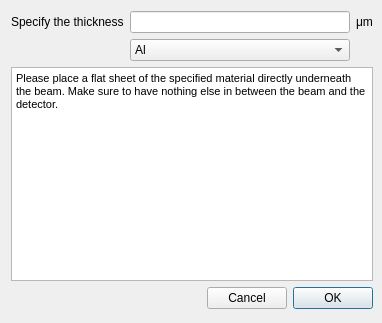
Old version of the form SpidrMpx3Eq/qcstmBHdialog.ui in the repository navrit/dexter.
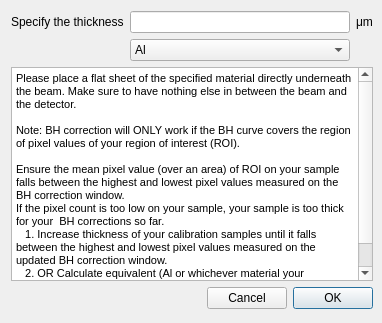
New version of the form.

Commit message: Updated BH correction text

Patch:
```diff
--- a/SpidrMpx3Eq/qcstmBHdialog.ui
+++ b/SpidrMpx3Eq/qcstmBHdialog.ui
@@ -101,7 +101,14 @@
 &lt;html&gt;&lt;head&gt;&lt;meta name=&quot;qrichtext&quot; content=&quot;1&quot; /&gt;&lt;style type=&quot;text/css&quot;&gt;
 p, li { white-space: pre-wrap; }
 &lt;/style&gt;&lt;/head&gt;&lt;body style=&quot; font-family:'Sans Serif'; font-size:9pt; font-weight:400; font-style:normal;&quot;&gt;
-&lt;p style=&quot; margin-top:0px; margin-bottom:0px; margin-left:0px; margin-right:0px; -qt-block-indent:0; text-indent:0px;&quot;&gt;&lt;span style=&quot; font-family:'MS Shell Dlg 2'; font-size:8.25pt;&quot;&gt;Please place a flat sheet of the specified material directly underneath the beam. Make sure to have nothing else in between the beam and the detector.&lt;/span&gt;&lt;/p&gt;&lt;/body&gt;&lt;/html&gt;</string>
+&lt;p style=&quot; margin-top:0px; margin-bottom:0px; margin-left:0px; margin-right:0px; -qt-block-indent:0; text-indent:0px;&quot;&gt;&lt;span style=&quot; font-family:'MS Shell Dlg 2'; font-size:8.25pt;&quot;&gt;Please place a flat sheet of the specified material directly underneath the beam. Make sure to have nothing else in between the beam and the detector.&lt;/span&gt;&lt;/p&gt;
+&lt;p style=&quot;-qt-paragraph-type:empty; margin-top:0px; margin-bottom:0px; margin-left:0px; margin-right:0px; -qt-block-indent:0; text-indent:0px; font-family:'MS Shell Dlg 2'; font-size:8.25pt;&quot;&gt;&lt;br /&gt;&lt;/p&gt;
+&lt;p style=&quot; margin-top:0px; margin-bottom:0px; margin-left:0px; margin-right:0px; -qt-block-indent:0; text-indent:0px;&quot;&gt;&lt;span style=&quot; font-family:'MS Shell Dlg 2'; font-size:8.25pt;&quot;&gt;Note: BH correction will ONLY work if the BH curve covers the region of pixel values of your region of interest (ROI).&lt;/span&gt;&lt;/p&gt;
+&lt;p style=&quot;-qt-paragraph-type:empty; margin-top:0px; margin-bottom:0px; margin-left:0px; margin-right:0px; -qt-block-indent:0; text-indent:0px; font-family:'MS Shell Dlg 2'; font-size:8.25pt;&quot;&gt;&lt;br /&gt;&lt;/p&gt;
+&lt;p style=&quot; margin-top:0px; margin-bottom:0px; margin-left:0px; margin-right:0px; -qt-block-indent:0; text-indent:0px;&quot;&gt;&lt;span style=&quot; font-family:'MS Shell Dlg 2'; font-size:8.25pt;&quot;&gt;Ensure the mean pixel value (over an area) of ROI on your sample falls between the highest and lowest pixel values measured on the BH correction window.&lt;/span&gt;&lt;/p&gt;
+&lt;p style=&quot; margin-top:0px; margin-bottom:0px; margin-left:0px; margin-right:0px; -qt-block-indent:0; text-indent:0px;&quot;&gt;&lt;span style=&quot; font-family:'MS Shell Dlg 2'; font-size:8.25pt;&quot;&gt;If the pixel count is too low on your sample, your sample is too thick for your  BH corrections so far. &lt;/span&gt;&lt;/p&gt;
+&lt;p style=&quot; margin-top:0px; margin-bottom:0px; margin-left:0px; margin-right:0px; -qt-block-indent:0; text-indent:0px;&quot;&gt;&lt;span style=&quot; font-family:'MS Shell Dlg 2'; font-size:8.25pt;&quot;&gt;   1. Increase thickness of your calibration samples until it falls between the highest and lowest pixel values measured on the updated BH correction window.&lt;/span&gt;&lt;/p&gt;
+&lt;p style=&quot; margin-top:0px; margin-bottom:0px; margin-left:0px; margin-right:0px; -qt-block-indent:0; text-indent:0px;&quot;&gt;&lt;span style=&quot; font-family:'MS Shell Dlg 2'; font-size:8.25pt;&quot;&gt;   2. OR Calculate equivalent (Al or whichever material your calibration sameples are) thickness for your sample and match calibration samples around that thickness range.&lt;/span&gt;&lt;/p&gt;&lt;/body&gt;&lt;/html&gt;</string>
       </property>
      </widget>
     </item>
```
